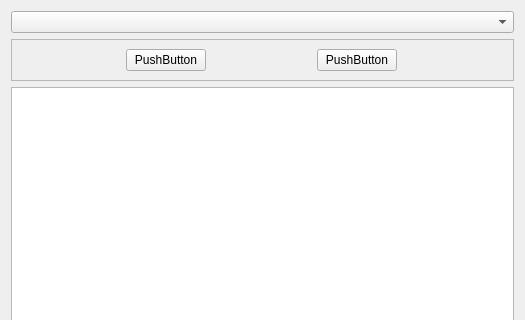
Old version of the form ui/filewidget.ui in the repository hidog/HiGit; both pictures show x 0 to 525 and y 0 to 320 of the 525 by 654 pixel window.
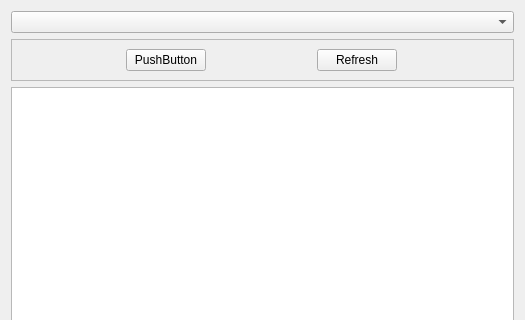
New version of the form.

```diff
--- a/ui/filewidget.ui
+++ b/ui/filewidget.ui
@@ -68,7 +68,7 @@
            </sizepolicy>
           </property>
           <property name="text">
-           <string>PushButton</string>
+           <string>Refresh</string>
           </property>
          </widget>
         </item>
```
Left out of the diff: 2 changed lines with no effect on the pictures.
